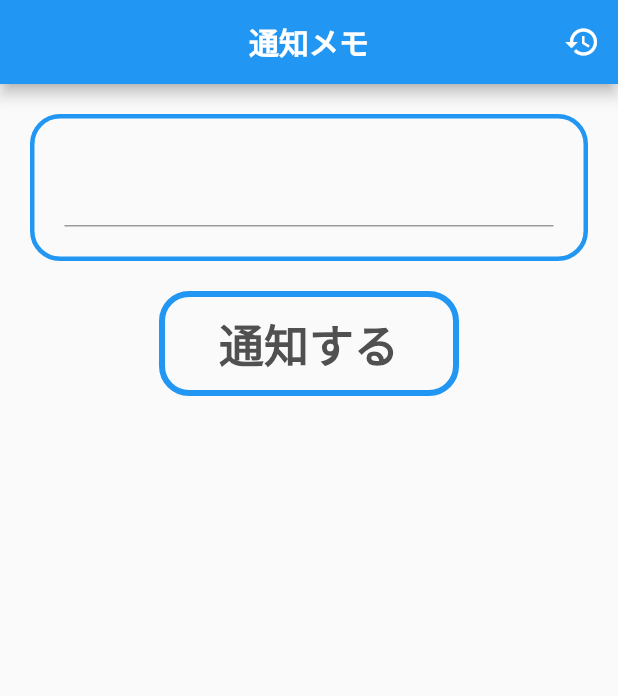
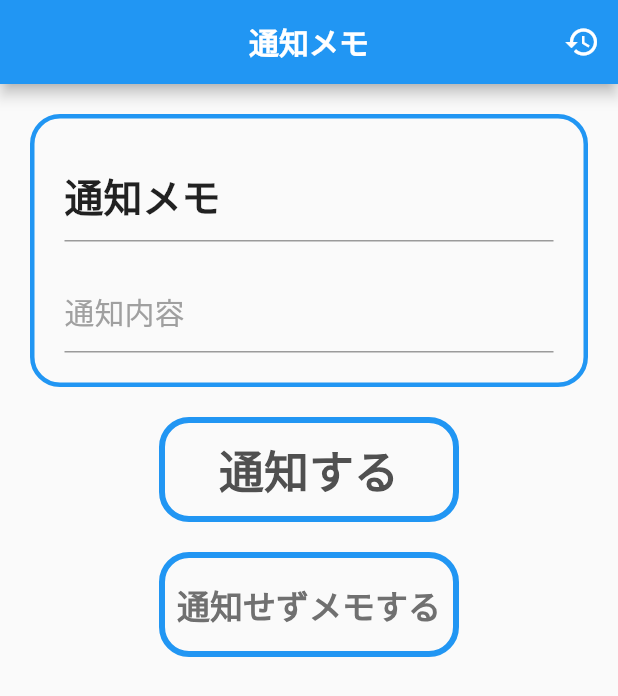
Before and after one commit to thoth000/simple_notification, a Flutter app: the screen it shows after launch, after a tap on "通知する", on a phone screen of 412 x 824 dp. Shown: the top 696 px of the screen. Run offline on Flutter 3.47's test engine with Material 2 defaults, Android fonts, the light colour scheme and no system bars; our stand-ins replace flutter_local_notifications, shared_preferences, vibration.

Commit message:
一旦できました。

```diff
--- a/lib/function/notification.dart
+++ b/lib/function/notification.dart
@@ -1,17 +1,16 @@
-import 'package:flutter/material.dart';
 import 'package:flutter_local_notifications/flutter_local_notifications.dart';
 
 Future initializeNotification() async {
   FlutterLocalNotificationsPlugin flutterLocalNotificationsPlugin =
       FlutterLocalNotificationsPlugin();
   const AndroidInitializationSettings initializationSettingsAndroid =
-      AndroidInitializationSettings('ic_launcher');
+      AndroidInitializationSettings('notification_icon');
   final InitializationSettings initializationSettings =
       InitializationSettings(android: initializationSettingsAndroid);
   await flutterLocalNotificationsPlugin.initialize(initializationSettings);
 }
 
-Future notificationContent({String content, int noteID}) async {
+Future<void> notificationContent({String title, String content, int noteID}) async {
   //通知頻度が早すぎると上手くグループ化しない
   const String groupChannelId = 'grouped channel id';
   const String groupChannelName = 'grouped channel name';
@@ -31,7 +30,7 @@ Future notificationContent({String content, int noteID}) async {
   );
   await FlutterLocalNotificationsPlugin().show(
     noteID,
-    '通知メモ',
+    title,
     content,
     firstNotificationPlatformSpecifics,
   );
--- a/lib/main.dart
+++ b/lib/main.dart
@@ -1,7 +1,9 @@
 import 'package:flutter/material.dart';
 import 'package:flutter_localizations/flutter_localizations.dart';
+import 'package:provider/provider.dart';
 import 'package:simple_notification/function/notification.dart';
 import 'package:simple_notification/pages/home/home.dart';
+import 'package:simple_notification/provider/note_history_provider.dart';
 
 void main() {
   WidgetsFlutterBinding.ensureInitialized();
@@ -13,7 +15,9 @@ class MyApp extends StatelessWidget {
   @override
   Widget build(BuildContext context) {
     const locale = Locale("ja", "JP");
-    return MaterialApp(
+    return ChangeNotifierProvider(
+      create:(_)=>NoteHistoryProvider(),
+          child: MaterialApp(
         locale: locale,
         localizationsDelegates: const [
           GlobalMaterialLocalizations.delegate,
@@ -27,6 +31,7 @@ class MyApp extends StatelessWidget {
           primarySwatch: Colors.blue,
         ),
         home: HomePage(),
+      ),
     );
   }
 }
--- a/lib/pages/home/input_Widget.dart
+++ b/lib/pages/home/input_Widget.dart
@@ -9,36 +9,40 @@ class InputWidget extends StatefulWidget {
 }
 
 class _InputWidgetState extends State<InputWidget> {
-  TextEditingController textEditingController;
+  TextEditingController contentEditingController;
+  TextEditingController titleEditingController;
   String content;
+  String title;
   SharedPreferences prefs;
 
   @override
   void initState() {
     super.initState();
-    textEditingController = TextEditingController();
-    content="";
+    contentEditingController = TextEditingController();
+    titleEditingController = TextEditingController(text: "通知メモ");
+    content = "";
+    title = "通知メモ";
     Future(() async {
       prefs = await SharedPreferences.getInstance();
     });
   }
 
-  Future<int> saveNotification({String content}) async {
+  Future<int> saveNotification({String title, String content}) async {
     //保存データを揃える
     DateTime noteTime = DateTime.now();
     String timeString = dateTimeFormat(noteTime);
-    final int noteID = prefs.getInt("noteID")??0;
-    List<String> noteData = [content, timeString, noteID.toString()];
+    final int noteID = prefs.getInt("noteID") ?? 0;
+    List<String> noteData = [title, content, timeString, noteID.toString()];
     await prefs.setStringList(noteID.toString(), noteData);
     //次の通知に備える
-    await prefs.setInt("noteID", noteID+1);
+    await prefs.setInt("noteID", noteID + 1);
     return noteID;
   }
 
   @override
   void dispose() {
     super.dispose();
-    textEditingController.dispose();
+    contentEditingController.dispose();
   }
 
   @override
@@ -55,14 +59,47 @@ class _InputWidgetState extends State<InputWidget> {
             ),
             borderRadius: BorderRadius.circular(20),
           ),
-          child: TextField(
-            controller: textEditingController,
-            style: TextStyle(
-              fontSize: 24,
-            ),
-            onChanged: (input){
-              content=input;
-            },
+          child: Column(
+            children: [
+              TextField(
+                controller: titleEditingController,
+                decoration: InputDecoration(
+                  hintText: "タイトル",
+                  hintStyle: TextStyle(
+                    color: Color(0xFFA0A0A0),
+                  ),
+                ),
+                style: TextStyle(
+                  fontSize: 26,
+                  fontWeight: FontWeight.bold,
+                ),
+                onChanged: (input) {
+                  title = input;
+                },
+                onTap: (){
+                  titleEditingController.clear();
+                  title="";
+                },
+              ),
+              const SizedBox(
+                height: 20,
+              ),
+              TextField(
+                decoration: InputDecoration(
+                  hintText: "通知内容",
+                  hintStyle: TextStyle(
+                    color: Color(0xFFA0A0A0),
+                  ),
+                ),
+                controller: contentEditingController,
+                style: TextStyle(
+                  fontSize: 20,
+                ),
+                onChanged: (input) {
+                  content = input;
+                },
+              ),
+            ],
           ),
         ),
         Container(
@@ -79,13 +116,16 @@ class _InputWidgetState extends State<InputWidget> {
             borderRadius: BorderRadius.circular(15),
             onTap: () async {
               final int noteID = await saveNotification(
+                title: title,
                 content: content,
               );
               await notificationContent(
+                title: title,
+                content: content,
                 noteID: noteID,
-                content: content,
               );
-              textEditingController.clear();
+              contentEditingController.clear();
+              titleEditingController.text = "通知メモ";
             },
             child: Center(
               child: Text(
@@ -99,6 +139,41 @@ class _InputWidgetState extends State<InputWidget> {
             ),
           ),
         ),
+        SizedBox(
+          height: 20,
+        ),
+        Container(
+          height: 70,
+          width: 200,
+          decoration: BoxDecoration(
+            border: Border.all(
+              color: Colors.blue,
+              width: 4,
+            ),
+            borderRadius: BorderRadius.circular(20),
+          ),
+          child: InkWell(
+            borderRadius: BorderRadius.circular(15),
+            onTap: () async {
+              await saveNotification(
+                title: title,
+                content: content,
+              );
+              contentEditingController.clear();
+              titleEditingController.text = "通知メモ";
+            },
+            child: Center(
+              child: Text(
+                "通知せずメモする",
+                style: TextStyle(
+                  fontSize: 22,
+                  fontWeight: FontWeight.bold,
+                  color: const Color(0xFF707070),
+                ),
+              ),
+            ),
+          ),
+        ),
       ],
     );
   }
--- a/lib/provider/note_history_provider.dart
+++ b/lib/provider/note_history_provider.dart
@@ -14,7 +14,7 @@ class NoteHistoryProvider extends ChangeNotifier{
   Future<void> remove(int index) async{
     SharedPreferences prefs = await SharedPreferences.getInstance();
     List<String> noteData = noteHistory[index];
-    await prefs.remove(noteData[2]);
+    await prefs.remove(noteData[3]);
     noteHistory.removeAt(index);
     notifyListeners();
   }
--- a/pubspec.yaml
+++ b/pubspec.yaml
@@ -17,6 +17,7 @@ dependencies:
   flutter_local_notifications: ^4.0.1+2
   shared_preferences: ^2.0.3
   intl: ^0.17.0
+  vibration: ^1.7.3
   cupertino_icons: ^1.0.2
 
 dev_dependencies:
```
Also changed, not shown: lib/pages/note_history/note_content.dart (+16 -6 lines), lib/pages/note_history/note_content_menu_dialog.dart (added, +84 -0 lines), lib/pages/note_history/note_history.dart (+1 -6 lines), lib/pages/note_history/note_list.dart (+10 -5 lines), 26 other files. Lines whose indentation alone changed are shown as unchanged.
